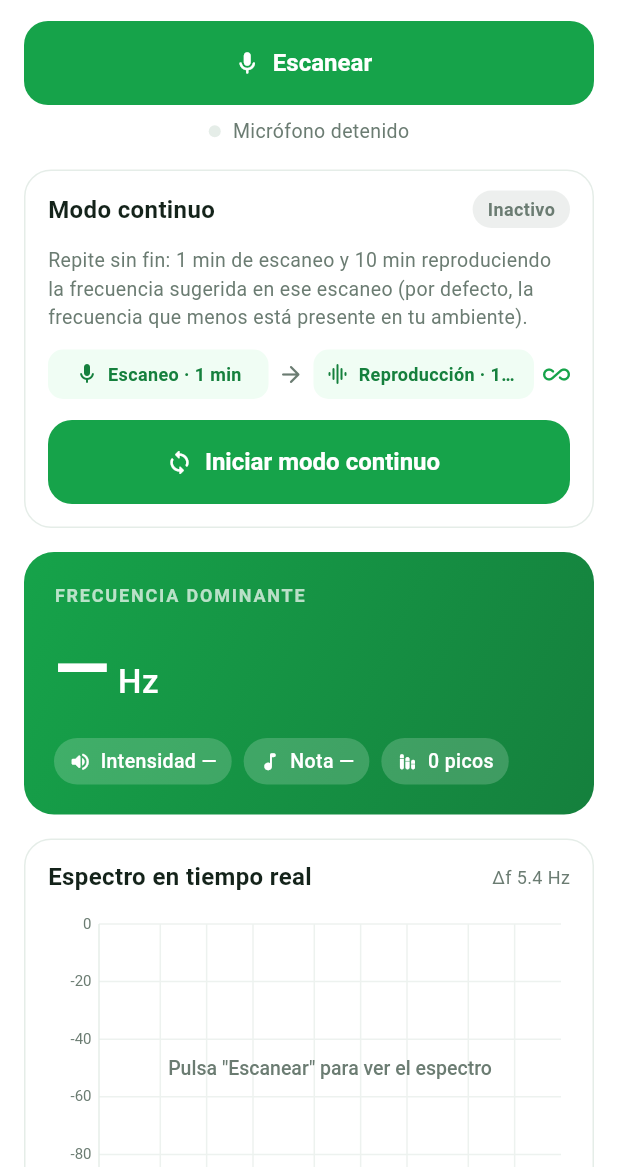
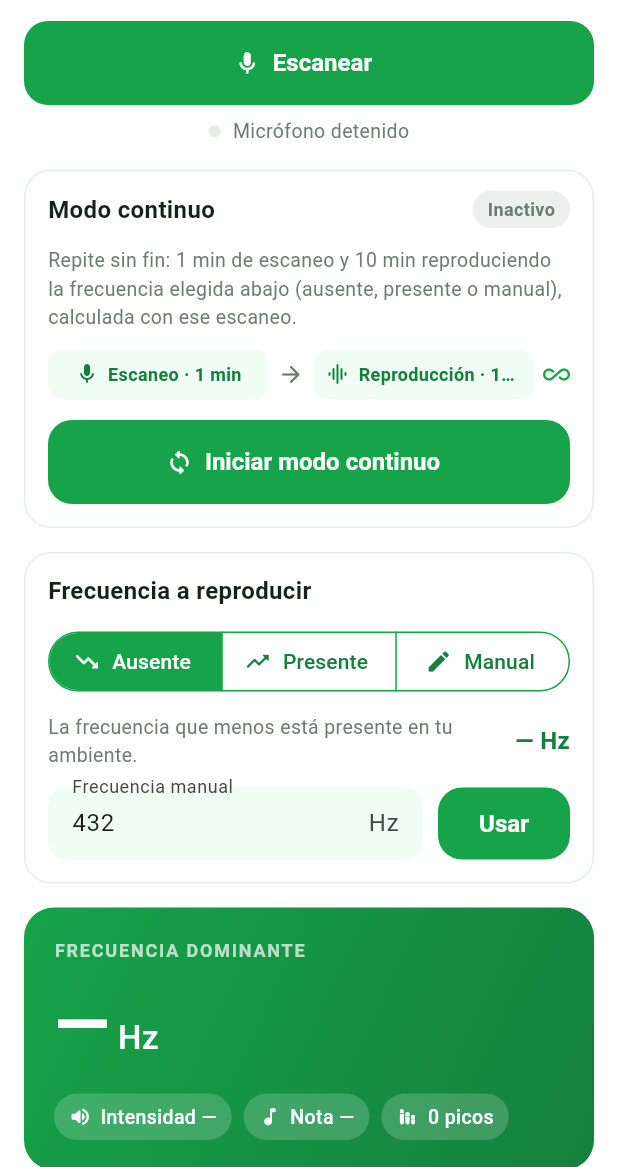
Before and after one commit to Brekem/Vibra, a Flutter app: the screen it shows after launch, on a phone screen of 412 x 824 dp, the part 69-1236 px from its top. Run offline on Flutter 3.47's test engine with Material 3 defaults, Android fonts, the phone set to English and light mode, and no system bars; missing offline and left inert: record.

Commit message:
Let the user pick absent, present or a typed manual frequency
- New 'Frecuencia a reproducir' card with Ausente / Presente / Manual.
- Manual frequency text field (20-20000 Hz, comma or dot decimals).
- The choice drives the play button and continuous mode; a manual
  frequency entered while a tone plays takes effect immediately.

Co-Authored-By: Claude Opus 5.5 <noreply@anthropic.com>
Claude-Session: https://claude.ai/code/session_01CjBaqEbauTT1DK9RT3tJbN

```diff
--- a/lib/audio/recommendations.dart
+++ b/lib/audio/recommendations.dart
@@ -87,6 +87,9 @@ double nearestIsoBand(double frequency) {
 /// Etiqueta de la sugerencia principal: la frecuencia que falta en el ambiente.
 const missingLabel = 'Frecuencia ausente';
 
+/// Etiqueta de la frecuencia más presente (pico dominante) del ambiente.
+const presentLabel = 'Frecuencia presente';
+
 /// Genera las frecuencias sugeridas. La primera (y seleccionada por defecto)
 /// es la banda menos presente en el ambiente ([missingFrequency]); después,
 /// frecuencias relacionadas con el pico dominante: el propio pico, la nota
@@ -114,7 +117,7 @@ List<TestFrequency> recommendTestFrequencies(
   if (peaks.isEmpty) return result;
   final f0 = peaks.first.frequency;
 
-  add(f0, 'Pico dominante', 'Reproduce la componente principal detectada');
+  add(f0, presentLabel, 'El pico dominante: la componente más fuerte de tu ambiente');
 
   final note = MusicalNote.nearest(f0);
   if (note != null) {
--- a/lib/scanner_controller.dart
+++ b/lib/scanner_controller.dart
@@ -12,6 +12,18 @@ import 'platform/system_controls.dart';
 
 /// Fase actual del modo continuo.
 enum CyclePhase { scanning, playing }
+
+/// Qué frecuencia se reproduce con "Reproducir" y en el modo continuo.
+enum FrequencySource {
+  /// La banda menos presente en el ambiente.
+  missing,
+
+  /// El pico dominante (la frecuencia más presente).
+  present,
+
+  /// Una frecuencia escrita por el usuario.
+  manual,
+}
 
 /// Estado de la aplicación: captura de micrófono, análisis, generador de tonos
 /// y modo continuo (ciclos de escaneo + reproducción que se repiten sin fin).
@@ -52,7 +64,9 @@ class ScannerController extends ChangeNotifier {
   bool _playing = false;
   double _volume = 0.3;
   double _toneFrequency = 440;
-  int _selected = 0;
+  String _selectedLabel = missingLabel;
+  bool _manualSelected = false;
+  double _manualFrequency = 432;
   List<FrequencyPeak> _peaks = const [];
   List<TestFrequency> _recommendations = const [];
   String? _message;
@@ -78,7 +92,20 @@ class ScannerController extends ChangeNotifier {
   FrequencyPeak? get dominant => _peaks.isEmpty ? null : _peaks.first;
   double get levelDb => analyzer.levelDb;
   List<TestFrequency> get recommendations => _recommendations;
-  int get selectedRecommendation => _selected;
+  double get manualFrequency => _manualFrequency;
+
+  /// Índice de la sugerencia seleccionada en la lista (-1 si se usa la manual).
+  int get selectedRecommendation =>
+      _manualSelected ? -1 : _recommendations.indexWhere((r) => r.label == _selectedLabel);
+
+  /// Fuente de frecuencia elegida, o null si se seleccionó otra sugerencia de la lista.
+  FrequencySource? get source {
+    if (_manualSelected) return FrequencySource.manual;
+    if (_selectedLabel == missingLabel) return FrequencySource.missing;
+    if (_selectedLabel == presentLabel) return FrequencySource.present;
+    return null;
+  }
+
   bool get isCycleActive => _cycleActive;
   CyclePhase get cyclePhase => _phase;
   int get cycleCount => _cycleCount;
@@ -91,9 +118,20 @@ class ScannerController extends ChangeNotifier {
     return left.isNegative ? Duration.zero : left;
   }
 
-  TestFrequency? get suggested => _recommendations.isEmpty
-      ? null
-      : _recommendations[_selected.clamp(0, _recommendations.length - 1)];
+  /// Frecuencia que se reproducirá: la manual o la sugerencia seleccionada.
+  TestFrequency? get suggested {
+    if (_manualSelected) {
+      return TestFrequency(
+        frequency: _manualFrequency,
+        label: 'Frecuencia manual',
+        detail: 'Escrita por ti',
+      );
+    }
+    for (final r in _recommendations) {
+      if (r.label == _selectedLabel) return r;
+    }
+    return null;
+  }
 
   /// Mensaje puntual para mostrar al usuario (se consume al leerlo).
   String? takeMessage() {
@@ -169,21 +207,46 @@ class ScannerController extends ChangeNotifier {
     if (frames == 0) return;
     _peaks = analyzer.peaks;
     if (_peaks.isNotEmpty) _tracker.add(_peaks.first.frequency, _peaks.first.db);
-    final previous = suggested?.label;
     _recommendations = recommendTestFrequencies(
       _peaks,
       missingFrequency: analyzer.bands.leastPresent()?.frequency,
     );
-    // Mantiene seleccionada la misma categoría de sugerencia si sigue existiendo.
-    final idx = _recommendations.indexWhere((r) => r.label == previous);
-    _selected = idx >= 0 ? idx : 0;
     notifyListeners();
   }
 
   void selectRecommendation(int index) {
     if (index < 0 || index >= _recommendations.length) return;
-    _selected = index;
+    _selectedLabel = _recommendations[index].label;
+    _manualSelected = false;
     notifyListeners();
+  }
+
+  /// Elige qué frecuencia reproducir: ausente, presente o manual.
+  void setSource(FrequencySource source) {
+    switch (source) {
+      case FrequencySource.missing:
+        _selectedLabel = missingLabel;
+        _manualSelected = false;
+      case FrequencySource.present:
+        _selectedLabel = presentLabel;
+        _manualSelected = false;
+      case FrequencySource.manual:
+        _manualSelected = true;
+    }
+    notifyListeners();
+  }
+
+  /// Fija la frecuencia escrita por el usuario y la selecciona. Si ya suena un
+  /// tono (también durante la reproducción del modo continuo) cambia al momento.
+  Future<void> setManualFrequency(double frequency) async {
+    _manualFrequency = frequency.clamp(minToneHz, maxToneHz).toDouble();
+    _manualSelected = true;
+    if (_playing) {
+      await playTone(_manualFrequency);
+    } else {
+      _toneFrequency = _manualFrequency;
+      notifyListeners();
+    }
   }
 
   /// Reproduce la frecuencia sugerida seleccionada (o la detiene si ya suena).
@@ -191,7 +254,9 @@ class ScannerController extends ChangeNotifier {
     if (_playing) return stopTone();
     final s = suggested;
     if (s == null) {
-      _message = 'Primero escanea el ambiente para obtener una sugerencia.';
+      _message = source == FrequencySource.present
+          ? 'Primero escanea el ambiente para detectar la frecuencia presente.'
+          : 'Primero escanea el ambiente para obtener la frecuencia ausente.';
       notifyListeners();
       return;
     }
@@ -285,19 +350,16 @@ class ScannerController extends ChangeNotifier {
     // Energía por bandas acumulada durante todo el escaneo de esta fase.
     final missing = analyzer.bands.leastPresent()?.frequency;
     await stopScan();
-    if (stable == null && missing == null) {
-      _message = 'No se detectó ninguna frecuencia predominante; se repite el escaneo.';
+    // Sugerencias calculadas con todo el minuto de escaneo, manteniendo la
+    // fuente elegida (ausente, presente, manual u otra sugerencia de la lista).
+    _recommendations = recommendTestFrequencies([
+      if (stable != null) FrequencyPeak(frequency: stable, db: db),
+    ], missingFrequency: missing);
+    if (suggested == null) {
+      _message = 'No se detectó la frecuencia elegida; se repite el escaneo.';
       await _beginScanPhase();
       return;
     }
-    // Sugerencias calculadas con todo el minuto de escaneo, manteniendo el
-    // tipo de sugerencia seleccionado (por defecto, la frecuencia ausente).
-    final previous = suggested?.label;
-    _recommendations = recommendTestFrequencies([
-      if (stable != null) FrequencyPeak(frequency: stable, db: db),
-    ], missingFrequency: missing);
-    final idx = _recommendations.indexWhere((r) => r.label == previous);
-    _selected = idx >= 0 ? idx : 0;
 
     _phase = CyclePhase.playing;
     await playTone(suggested!.frequency);
--- a/lib/ui/home_screen.dart
+++ b/lib/ui/home_screen.dart
@@ -1,4 +1,5 @@
 import 'package:flutter/material.dart';
+import 'package:flutter/services.dart';
 
 import '../audio/recommendations.dart';
 import '../audio/spectrum_analyzer.dart';
@@ -96,6 +97,8 @@ class _HomeScreenState extends State<HomeScreen> with WidgetsBindingObserver {
                 _ScanButton(controller: c),
                 const SizedBox(height: 16),
                 _CycleCard(controller: c),
+                const SizedBox(height: 16),
+                _SourceCard(controller: c),
                 const SizedBox(height: 16),
                 _DominantCard(controller: c),
                 const SizedBox(height: 16),
@@ -235,8 +238,8 @@ class _CycleCard extends StatelessWidget {
         children: [
           Text(
             'Repite sin fin: $scanMin min de escaneo y $playMin min reproduciendo la '
-            'frecuencia sugerida en ese escaneo (por defecto, la frecuencia que menos '
-            'está presente en tu ambiente).',
+            'frecuencia elegida abajo (ausente, presente o manual), calculada con '
+            'ese escaneo.',
             style: const TextStyle(fontSize: 13, color: AppColors.textMuted),
           ),
           const SizedBox(height: 12),
@@ -347,6 +350,168 @@ class _PhaseStep extends StatelessWidget {
           ],
         ),
       ),
+    );
+  }
+}
+
+/// Elección de la frecuencia a reproducir: ausente, presente o escrita a mano.
+class _SourceCard extends StatelessWidget {
+  const _SourceCard({required this.controller});
+
+  final ScannerController controller;
+
+  @override
+  Widget build(BuildContext context) {
+    final c = controller;
+    final source = c.source;
+    final current = c.suggested;
+    final description = switch (source) {
+      FrequencySource.missing => 'La frecuencia que menos está presente en tu ambiente.',
+      FrequencySource.present => 'La frecuencia más presente en tu ambiente (pico dominante).',
+      FrequencySource.manual => 'La frecuencia que escribas tú.',
+      null => 'Otra sugerencia elegida en la lista.',
+    };
+    return _SectionCard(
+      title: 'Frecuencia a reproducir',
+      child: Column(
+        crossAxisAlignment: CrossAxisAlignment.stretch,
+        children: [
+          SegmentedButton<FrequencySource>(
+            segments: const [
+              ButtonSegment(
+                value: FrequencySource.missing,
+                label: Text('Ausente'),
+                icon: Icon(Icons.trending_down_rounded),
+              ),
+              ButtonSegment(
+                value: FrequencySource.present,
+                label: Text('Presente'),
+                icon: Icon(Icons.trending_up_rounded),
+              ),
+              ButtonSegment(
+                value: FrequencySource.manual,
+                label: Text('Manual'),
+                icon: Icon(Icons.edit_rounded),
+              ),
+            ],
+            selected: {?source},
+            emptySelectionAllowed: true,
+            showSelectedIcon: false,
+            onSelectionChanged: (s) {
+              if (s.isNotEmpty) c.setSource(s.first);
+            },
+            style: SegmentedButton.styleFrom(
+              selectedBackgroundColor: AppColors.green,
+              selectedForegroundColor: Colors.white,
+              foregroundColor: AppColors.greenDark,
+              side: const BorderSide(color: AppColors.green),
+            ),
+          ),
+          const SizedBox(height: 10),
+          Row(
+            children: [
+              Expanded(
+                child: Text(
+                  description,
+                  style: const TextStyle(fontSize: 13, color: AppColors.textMuted),
+                ),
+              ),
+              const SizedBox(width: 8),
+              Text(
+                current == null ? '— Hz' : formatHz(current.frequency),
+                style: const TextStyle(
+                  fontSize: 16,
+                  fontWeight: FontWeight.w700,
+                  color: AppColors.greenDark,
+                  fontFeatures: [FontFeature.tabularFigures()],
+                ),
+              ),
+            ],
+          ),
+          const SizedBox(height: 12),
+          _ManualFrequencyField(controller: c),
+        ],
+      ),
+    );
+  }
+}
+
+/// Campo para escribir una frecuencia en Hz (20–20000).
+class _ManualFrequencyField extends StatefulWidget {
+  const _ManualFrequencyField({required this.controller});
+
+  final ScannerController controller;
+
+  @override
+  State<_ManualFrequencyField> createState() => _ManualFrequencyFieldState();
+}
+
+class _ManualFrequencyFieldState extends State<_ManualFrequencyField> {
+  late final TextEditingController _text = TextEditingController(
+    text: _format(widget.controller.manualFrequency),
+  );
+  String? _error;
+
+  static String _format(double f) =>
+      f == f.roundToDouble() ? f.toStringAsFixed(0) : f.toStringAsFixed(1);
+
+  @override
+  void dispose() {
+    _text.dispose();
+    super.dispose();
+  }
+
+  void _apply() {
+    final value = double.tryParse(_text.text.trim().replaceAll(',', '.'));
+    if (value == null ||
+        value < ScannerController.minToneHz ||
+        value > ScannerController.maxToneHz) {
+      setState(() => _error = 'Escribe un valor entre 20 y 20000 Hz');
+      return;
+    }
+    setState(() => _error = null);
+    FocusScope.of(context).unfocus();
+    widget.controller.setManualFrequency(value);
+  }
+
+  @override
+  Widget build(BuildContext context) {
+    return Row(
+      crossAxisAlignment: CrossAxisAlignment.start,
+      children: [
+        Expanded(
+          child: TextField(
+            controller: _text,
+            keyboardType: const TextInputType.numberWithOptions(decimal: true),
+            textInputAction: TextInputAction.done,
+            inputFormatters: [FilteringTextInputFormatter.allow(RegExp(r'[0-9.,]'))],
+            onSubmitted: (_) => _apply(),
+            decoration: InputDecoration(
+              labelText: 'Frecuencia manual',
+              hintText: 'p. ej. 528',
+              suffixText: 'Hz',
+              errorText: _error,
+              isDense: true,
+              filled: true,
+              fillColor: AppColors.greenTint,
+              border: OutlineInputBorder(
+                borderRadius: BorderRadius.circular(12),
+                borderSide: BorderSide.none,
+              ),
+              focusedBorder: OutlineInputBorder(
+                borderRadius: BorderRadius.circular(12),
+                borderSide: const BorderSide(color: AppColors.green, width: 1.5),
+              ),
+            ),
+          ),
+        ),
+        const SizedBox(width: 10),
+        FilledButton(
+          onPressed: _apply,
+          style: FilledButton.styleFrom(minimumSize: const Size(88, 48)),
+          child: const Text('Usar'),
+        ),
+      ],
     );
   }
 }
@@ -816,6 +981,8 @@ class _ToneCard extends StatelessWidget {
                   ? 'Detener tono'
                   : suggested == null
                   ? 'Reproducir frecuencia sugerida'
+                  : c.source == FrequencySource.manual
+                  ? 'Reproducir frecuencia elegida · ${formatHz(suggested.frequency)}'
                   : 'Reproducir frecuencia sugerida · ${formatHz(suggested.frequency)}',
             ),
           ),
```
Also changed, not shown: 3 other files.
